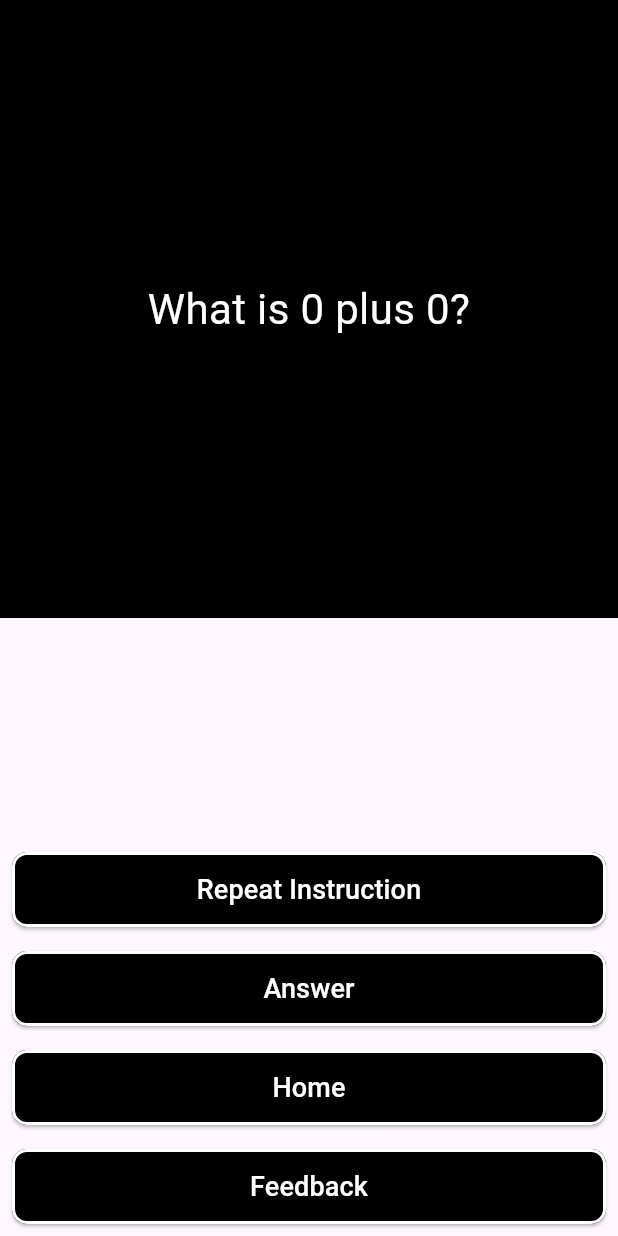
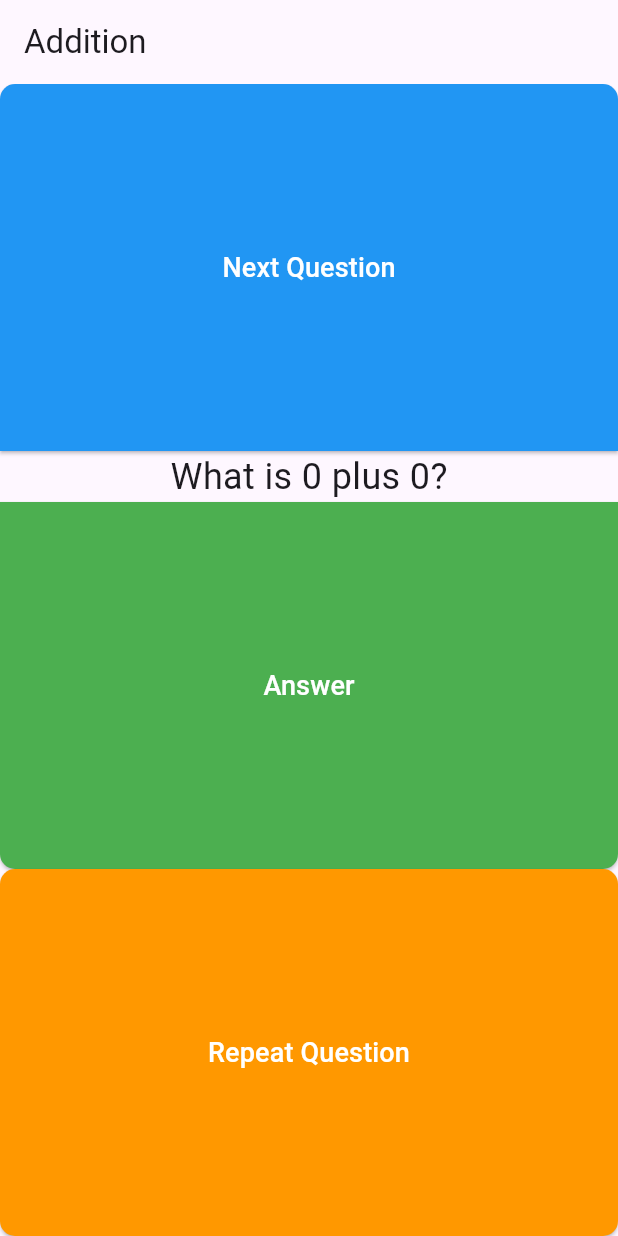
Before and after one commit to varad615/Mathsense-flutter, a Flutter app: the MyHomePage screen opened directly, on a phone screen of 412 x 824 dp. Run offline on Flutter 3.47's test engine with Material 3 defaults, Android fonts, the phone set to English and light mode, and no system bars; our stand-ins replace flutter_tts, speech_to_text, webview_flutter.

Commit message:
work around
added back the blue green and orange ui

```diff
--- a/lib/addition.dart
+++ b/lib/addition.dart
@@ -1,6 +1,4 @@
 import 'package:flutter/material.dart';
-import 'package:mathsense/feedback.dart';
-import 'package:mathsense/home_page.dart';
 import 'package:speech_to_text/speech_to_text.dart';
 import 'package:flutter_tts/flutter_tts.dart';
 import 'dart:math';
@@ -13,7 +11,6 @@ class Addition extends StatelessWidget {
   @override
   Widget build(BuildContext context) {
     return MaterialApp(
-      debugShowCheckedModeBanner: false,
       title: 'Math Game',
       theme: ThemeData(
         primarySwatch: Colors.blue,
@@ -36,7 +33,7 @@ class _MyHomePageState extends State<MyHomePage> {
   late int _num1;
   late int _num2;
   late int _result;
-  String _question = ''; // Initialize _question with an empty string
+  late String _question = ''; // Initialize with an empty string
   String _answerStatus = '';
 
   @override
@@ -44,7 +41,9 @@ class _MyHomePageState extends State<MyHomePage> {
     super.initState();
     _initSpeech();
     _initFlutterTts().then((_) {
-      _speakWelcomeMessage();
+      _speakWelcomeMessage().then((_) {
+        generateQuestion();
+      });
     });
   }
 
@@ -72,24 +71,12 @@ class _MyHomePageState extends State<MyHomePage> {
     });
   }
 
-  Future _repeatInstruction() async {
-    await _flutterTts.speak(
-        "Tap the top of the screen to hear the question and the bottom button to answer.");
-  }
-
   Future _initSpeech() async {
     await _speechToText.initialize();
   }
 
   Future _speakWelcomeMessage() async {
     await _flutterTts.speak("Let's start with addition.");
-    await _flutterTts.awaitSpeakCompletion(true);
-
-    await _flutterTts.speak(
-        "Tap the top of the screen to hear the question and the bottom button to answer.");
-    await _flutterTts.awaitSpeakCompletion(true);
-
-    generateQuestion(); // Now generate the question after instructions
   }
 
   void generateQuestion() async {
@@ -105,9 +92,12 @@ class _MyHomePageState extends State<MyHomePage> {
     } while (_result >= 1 && _result <= 10);
 
     _question = 'What is $_num1 plus $_num2?';
+    await _speakQuestion();
   }
 
   Future _speakQuestion() async {
+    await _flutterTts.setLanguage("en-US");
+    await _flutterTts.setPitch(1.0);
     await _flutterTts.speak(_question);
 
     setState(() {
@@ -116,41 +106,35 @@ class _MyHomePageState extends State<MyHomePage> {
   }
 
   Future _speakAnswerStatus(String message) async {
-    await _flutterTts.speak(message);
+    if (message == 'Correct' || message == 'Wrong, please try again.') {
+      await _flutterTts.speak(message);
+    }
   }
 
   void checkAnswer(String spokenText) async {
     try {
       int spokenNumber = int.parse(spokenText);
-      bool isCorrect = false;
       if (spokenNumber == _result) {
         setState(() {
           _answerStatus = 'Correct';
         });
-        await _flutterTts.setLanguage("en-US");
-        await Future.delayed(Duration(milliseconds: 100));
-        await _flutterTts.setPitch(1.0);
-        await _flutterTts.speak("Correct");
-        await _flutterTts.stop();
+        await _speakAnswerStatus('Correct');
         await Future.delayed(Duration(seconds: 1));
-        isCorrect = true;
+        setState(() {
+          _isListening = false;
+        });
+        await _speechToText.stop();
+        await Future.delayed(Duration(milliseconds: 500));
+      } else {
+        setState(() {
+          _answerStatus = 'Wrong, please try again.';
+        });
+        await _speakAnswerStatus('Wrong, please try again.');
+        setState(() {
+          _isListening = false;
+        });
+        await _speechToText.stop();
       }
-      if (spokenNumber != _result && !isCorrect) {
-        setState(() {
-          _answerStatus = 'Wrong, the correct answer is $_result';
-        });
-        await _flutterTts.setLanguage("en-US");
-        await Future.delayed(Duration(milliseconds: 100));
-        await _flutterTts.setPitch(1.0);
-        await _flutterTts.speak("Wrong, the correct answer is $_result");
-        await _flutterTts.stop();
-        await Future.delayed(Duration(seconds: 1));
-      }
-      await _speechToText.stop();
-      setState(() {
-        _isListening = false;
-      });
-      generateQuestion(); // Generate new question after answer
     } catch (e) {
       setState(() {
         _answerStatus = 'Invalid input, please try again.';
@@ -184,52 +168,39 @@ class _MyHomePageState extends State<MyHomePage> {
   @override
   Widget build(BuildContext context) {
     return Scaffold(
-      body: SafeArea(
-        top: true,
+      appBar: AppBar(
+        title: Text('Addition'),
+      ),
+      body: Center(
         child: Column(
+          mainAxisAlignment: MainAxisAlignment.center,
           children: <Widget>[
-            GestureDetector(
-              onTap: _isListening
-                  ? null
-                  : _speakQuestion, // Call _speakQuestion on tap
-              child: Container(
-                width: double.infinity,
-                height: MediaQuery.of(context).size.height * 0.5,
-                color: Colors.black,
-                child: Center(
-                  child: Text(
-                    _question.isNotEmpty
-                        ? _question
-                        : 'Tap to start the next question.',
-                    style: TextStyle(
-                        fontSize: 28,
-                        color: Colors.white), // White text for contrast
-                    textAlign: TextAlign.center,
+            Expanded(
+              flex: 1,
+              child: ElevatedButton(
+                onPressed: _isListening ? null : generateQuestion,
+                child: Text(
+                  'Next Question',
+                  style: TextStyle(fontSize: 18, color: Colors.white),
+                ),
+                style: ElevatedButton.styleFrom(
+                  backgroundColor: Colors.blue,
+                  minimumSize: Size(double.infinity, 200),
+                  shape: RoundedRectangleBorder(
+                    borderRadius: BorderRadius.only(
+                      topLeft: Radius.circular(10),
+                      topRight: Radius.circular(10),
+                    ),
                   ),
                 ),
               ),
             ),
-            Spacer(),
-            Padding(
-              padding: const EdgeInsets.all(8.0),
-              child: ElevatedButton(
-                onPressed: _repeatInstruction,
-                child: Text(
-                  'Repeat Instruction',
-                  style: TextStyle(fontSize: 18, color: Colors.white),
-                ),
-                style: ElevatedButton.styleFrom(
-                  backgroundColor: Colors.black,
-                  side: BorderSide(width: 2, color: Colors.white),
-                  minimumSize: Size(double.infinity, 50),
-                  shape: RoundedRectangleBorder(
-                    borderRadius: BorderRadius.circular(10),
-                  ),
-                ),
-              ),
+            Text(
+              _question != null ? _question : '',
+              style: TextStyle(fontSize: 24),
             ),
-            Padding(
-              padding: const EdgeInsets.all(8.0),
+            Expanded(
+              flex: 1,
               child: ElevatedButton(
                 onPressed: _listen,
                 child: Text(
@@ -237,55 +208,28 @@ class _MyHomePageState extends State<MyHomePage> {
                   style: TextStyle(fontSize: 18, color: Colors.white),
                 ),
                 style: ElevatedButton.styleFrom(
-                  backgroundColor: Colors.black,
-                  side: BorderSide(width: 2, color: Colors.white),
-                  minimumSize: Size(double.infinity, 50),
+                  backgroundColor: Colors.green,
+                  minimumSize: Size(double.infinity, 200),
                   shape: RoundedRectangleBorder(
-                    borderRadius: BorderRadius.circular(10),
+                    borderRadius: BorderRadius.only(
+                      bottomLeft: Radius.circular(10),
+                      bottomRight: Radius.circular(10),
+                    ),
                   ),
                 ),
               ),
             ),
-            Padding(
-              padding: const EdgeInsets.all(8.0),
+            Expanded(
+              flex: 1,
               child: ElevatedButton(
-                onPressed: () {
-                  Navigator.push(
-                      context,
-                      MaterialPageRoute(
-                          builder: (context) => const HomePage()));
-                },
+                onPressed: _repeatQuestion,
                 child: Text(
-                  'Home',
+                  'Repeat Question',
                   style: TextStyle(fontSize: 18, color: Colors.white),
                 ),
                 style: ElevatedButton.styleFrom(
-                  backgroundColor: Colors.black,
-                  side: BorderSide(width: 2, color: Colors.white),
-                  minimumSize: Size(double.infinity, 50),
-                  shape: RoundedRectangleBorder(
-                    borderRadius: BorderRadius.circular(10),
-                  ),
-                ),
-              ),
-            ),
-            Padding(
-              padding: const EdgeInsets.all(8.0),
-              child: ElevatedButton(
-                onPressed: () {
-                  Navigator.push(
-                      context,
-                      MaterialPageRoute(
-                          builder: (context) => const FeedbackPage()));
-                },
-                child: Text(
-                  'Feedback',
-                  style: TextStyle(fontSize: 18, color: Colors.white),
-                ),
-                style: ElevatedButton.styleFrom(
-                  backgroundColor: Colors.black,
-                  side: BorderSide(width: 2, color: Colors.white),
-                  minimumSize: Size(double.infinity, 50),
+                  backgroundColor: Colors.orange,
+                  minimumSize: Size(double.infinity, 200),
                   shape: RoundedRectangleBorder(
                     borderRadius: BorderRadius.circular(10),
                   ),
```
